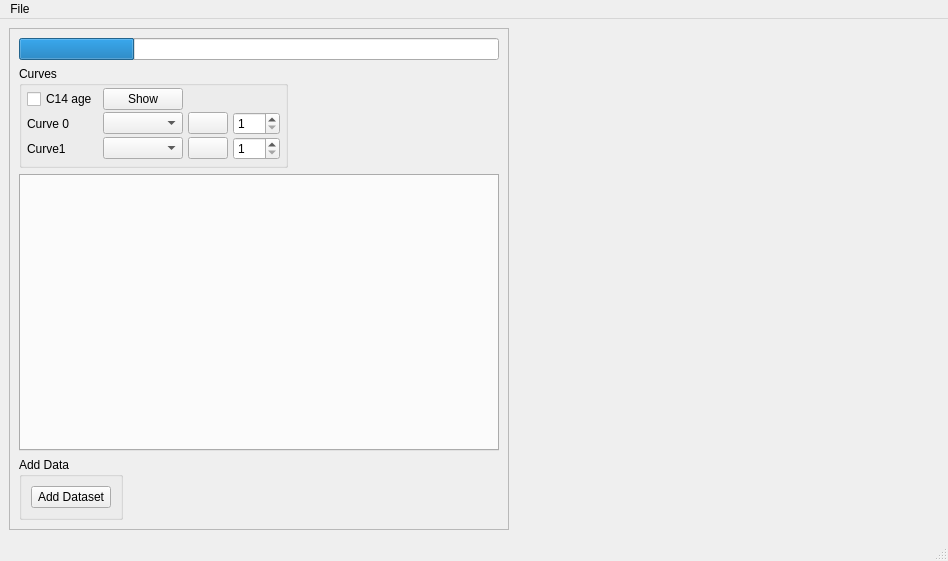
The window that Library/UIFiles/MainWindow.ui (Theserich/Wigglematcher) describes before a commit, drawn with Qt 5.
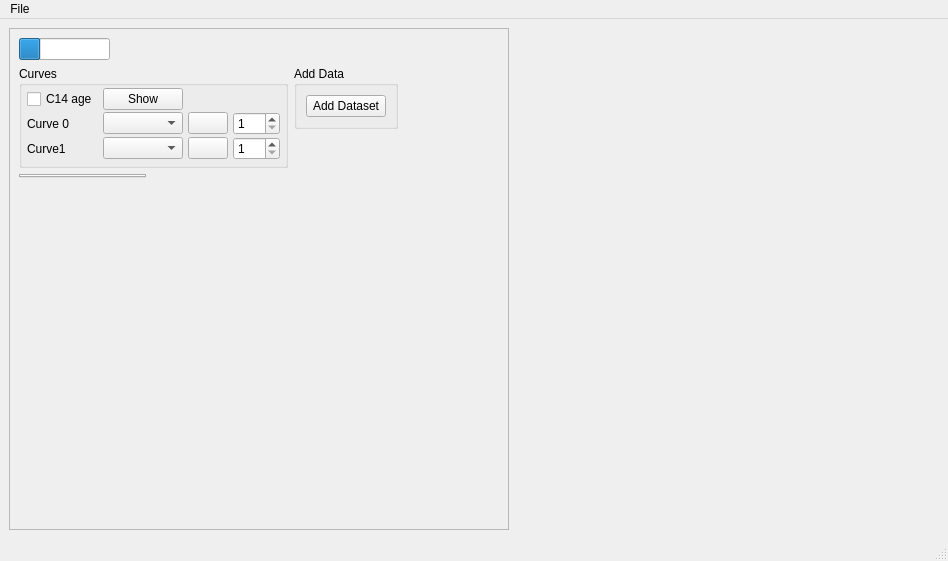
The same window after the commit. Custom widgets are drawn as their Qt base class.

Patch:
```diff
--- a/Library/UIFiles/MainWindow.ui
+++ b/Library/UIFiles/MainWindow.ui
@@ -56,7 +56,7 @@
          <height>500</height>
         </rect>
        </property>
-       <layout class="QGridLayout" name="gridLayout_2">
+       <layout class="QFormLayout" name="formLayout">
         <item row="0" column="0">
          <widget class="QProgressBar" name="progressBar">
           <property name="styleSheet">
@@ -73,19 +73,6 @@
           </property>
          </widget>
         </item>
-        <item row="2" column="0">
-         <widget class="EditableTabWidget" name="tabWidget">
-          <property name="sizePolicy">
-           <sizepolicy hsizetype="Preferred" vsizetype="Preferred">
-            <horstretch>0</horstretch>
-            <verstretch>0</verstretch>
-           </sizepolicy>
-          </property>
-          <property name="currentIndex">
-           <number>-1</number>
-          </property>
-         </widget>
-        </item>
         <item row="1" column="0">
          <widget class="QGroupBox" name="groupBox">
           <property name="sizePolicy">
@@ -193,7 +180,7 @@
           </layout>
          </widget>
         </item>
-        <item row="3" column="0">
+        <item row="1" column="1">
          <widget class="QGroupBox" name="groupBox_2">
           <property name="sizePolicy">
            <sizepolicy hsizetype="Fixed" vsizetype="Fixed">
@@ -215,6 +202,19 @@
           </layout>
          </widget>
         </item>
+        <item row="2" column="0">
+         <widget class="EditableTabWidget" name="tabWidget">
+          <property name="sizePolicy">
+           <sizepolicy hsizetype="Preferred" vsizetype="Preferred">
+            <horstretch>0</horstretch>
+            <verstretch>0</verstretch>
+           </sizepolicy>
+          </property>
+          <property name="currentIndex">
+           <number>-1</number>
+          </property>
+         </widget>
+        </item>
        </layout>
       </widget>
      </widget>
```
